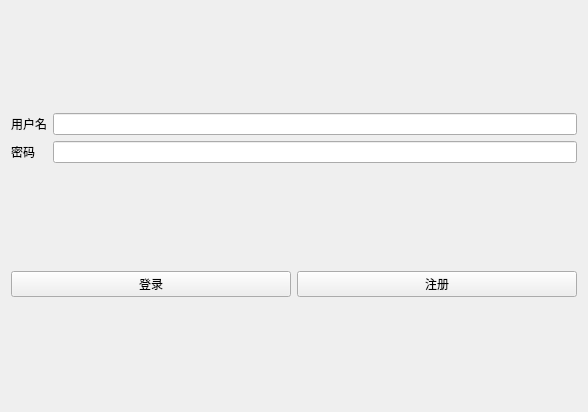
Old version of the form loginwindow.ui in the repository Joeywzr/f0rum.
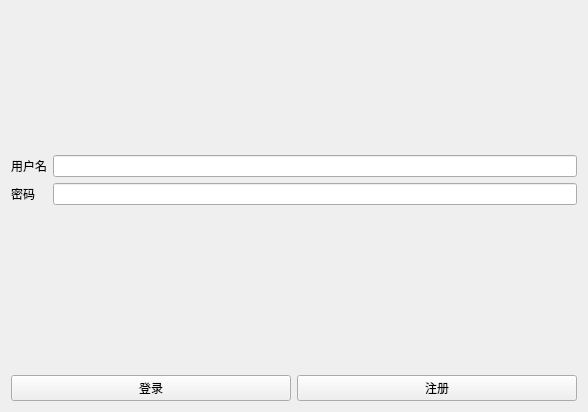
New version of the form.

The edit to the form file:
```diff
--- a/loginwindow.ui
+++ b/loginwindow.ui
@@ -14,7 +14,28 @@
    <string>Form</string>
   </property>
   <layout class="QGridLayout" name="gridLayout_2">
-   <item row="0" column="0" colspan="2">
+   <item row="2" column="0" colspan="2">
+    <widget class="QLabel" name="warning">
+     <property name="text">
+      <string/>
+     </property>
+    </widget>
+   </item>
+   <item row="4" column="0">
+    <widget class="QPushButton" name="sign_in">
+     <property name="text">
+      <string>登录</string>
+     </property>
+    </widget>
+   </item>
+   <item row="4" column="1">
+    <widget class="QPushButton" name="sign_up">
+     <property name="text">
+      <string>注册</string>
+     </property>
+    </widget>
+   </item>
+   <item row="1" column="0" colspan="2">
     <layout class="QGridLayout" name="gridLayout">
      <item row="1" column="0">
       <widget class="QLabel" name="label">
@@ -42,19 +63,31 @@
      </item>
     </layout>
    </item>
-   <item row="1" column="0">
-    <widget class="QPushButton" name="sign_in">
-     <property name="text">
-      <string>登录</string>
+   <item row="0" column="0">
+    <spacer name="verticalSpacer">
+     <property name="orientation">
+      <enum>Qt::Vertical</enum>
      </property>
-    </widget>
+     <property name="sizeHint" stdset="0">
+      <size>
+       <width>20</width>
+       <height>40</height>
+      </size>
+     </property>
+    </spacer>
    </item>
-   <item row="1" column="1">
-    <widget class="QPushButton" name="sign_up">
-     <property name="text">
-      <string>注册</string>
+   <item row="3" column="0">
+    <spacer name="verticalSpacer_2">
+     <property name="orientation">
+      <enum>Qt::Vertical</enum>
      </property>
-    </widget>
+     <property name="sizeHint" stdset="0">
+      <size>
+       <width>20</width>
+       <height>40</height>
+      </size>
+     </property>
+    </spacer>
    </item>
   </layout>
  </widget>
```
Left out of the diff: 22 changed lines with no effect on the pictures.
